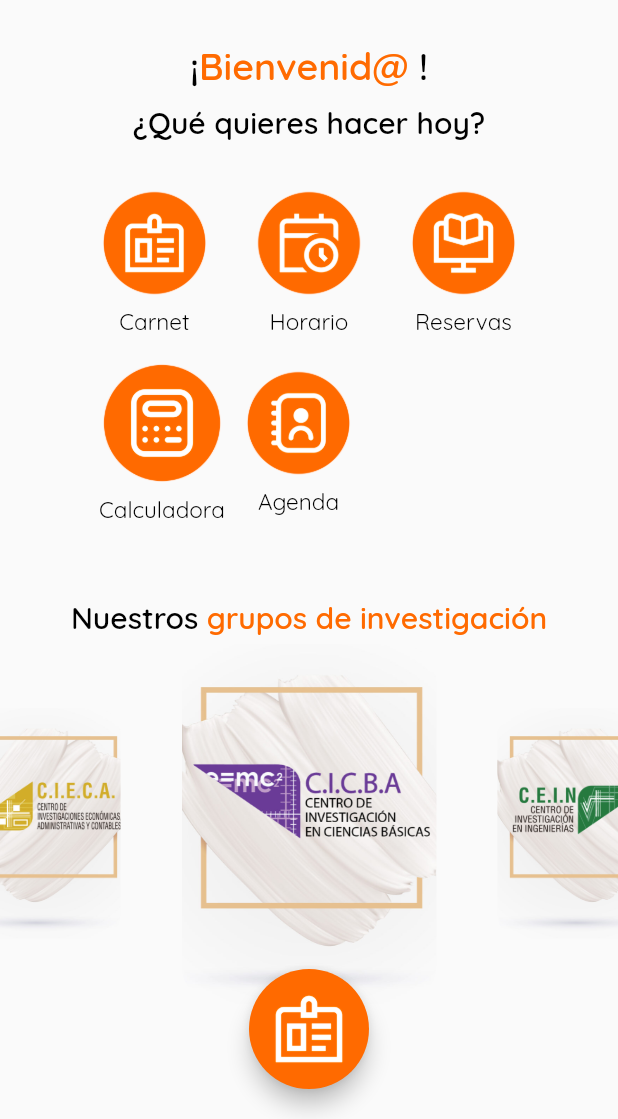
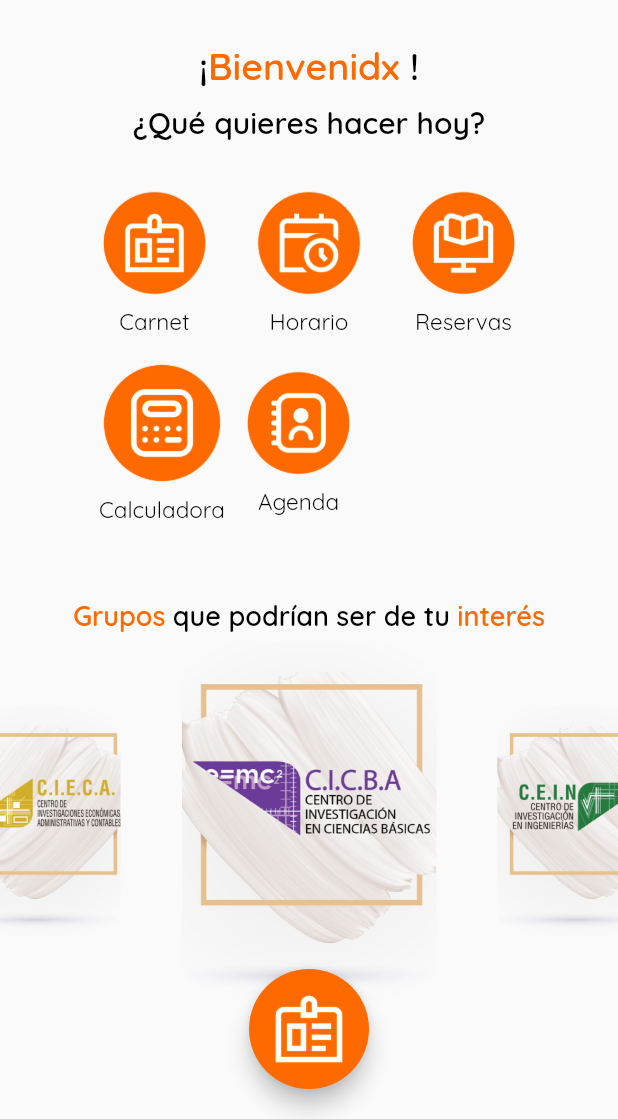
Before and after one commit to CamiloMarin/Proyecto_Aplicado_Uppah, a Flutter app: the screen it shows once a user with an empty profile is signed in, on a phone screen of 412 x 824 dp, the part 117-1236 px from its top. Run offline on Flutter 3.47's test engine with Material 2 defaults, Android fonts, the phone set to English and light mode, and no system bars; drawn by our look-alikes of scroll_snap_list; our stand-ins replace cloud_firestore, firebase_auth, firebase_core, firebase_storage, font_awesome_flutter, google_fonts and 3 more; accounts and stored records are empty; network calls fail.

Commit message:
Minor changes

```diff
--- a/uppah_0_0_0/lib/pages/home_page.dart
+++ b/uppah_0_0_0/lib/pages/home_page.dart
@@ -103,7 +103,7 @@ class _HomePageState extends State<HomePage> {
                     ),
                   ),
                   Text(
-                    'Bienvenid@ ',
+                    'Bienvenidx ',
                     style: GoogleFonts.quicksand(
                       color: Color.fromARGB(255, 255, 106, 0),
                       fontWeight: FontWeight.w600,
@@ -249,19 +249,27 @@ class _HomePageState extends State<HomePage> {
                 crossAxisAlignment: CrossAxisAlignment.center,
                 children: [
                   Text(
-                    'Nuestros ',
+                    'Grupos ',
+                    style: GoogleFonts.quicksand(
+                      color: Color.fromARGB(255, 255, 106, 0),
+                      fontWeight: FontWeight.w600,
+                      fontSize: 18.0,
+                    ),
+                  ),
+                  Text(
+                    'que podrían ser de tu ',
                     style: GoogleFonts.quicksand(
                       color: Colors.black,
                       fontWeight: FontWeight.w600,
-                      fontSize: 20.0,
+                      fontSize: 18.0,
                     ),
                   ),
                   Text(
-                    'grupos de investigación',
+                    'interés',
                     style: GoogleFonts.quicksand(
                       color: Color.fromARGB(255, 255, 106, 0),
                       fontWeight: FontWeight.w600,
-                      fontSize: 20.0,
+                      fontSize: 18.0,
                     ),
                   ),
                 ],
```
Also changed, not shown: uppah_0_0_0/lib/pages/login_page.dart (+4 -11 lines), uppah_0_0_0/lib/pages/profile_page.dart (+7 -0 lines), uppah_0_0_0/assets/EditUserBlanco.png (added).
